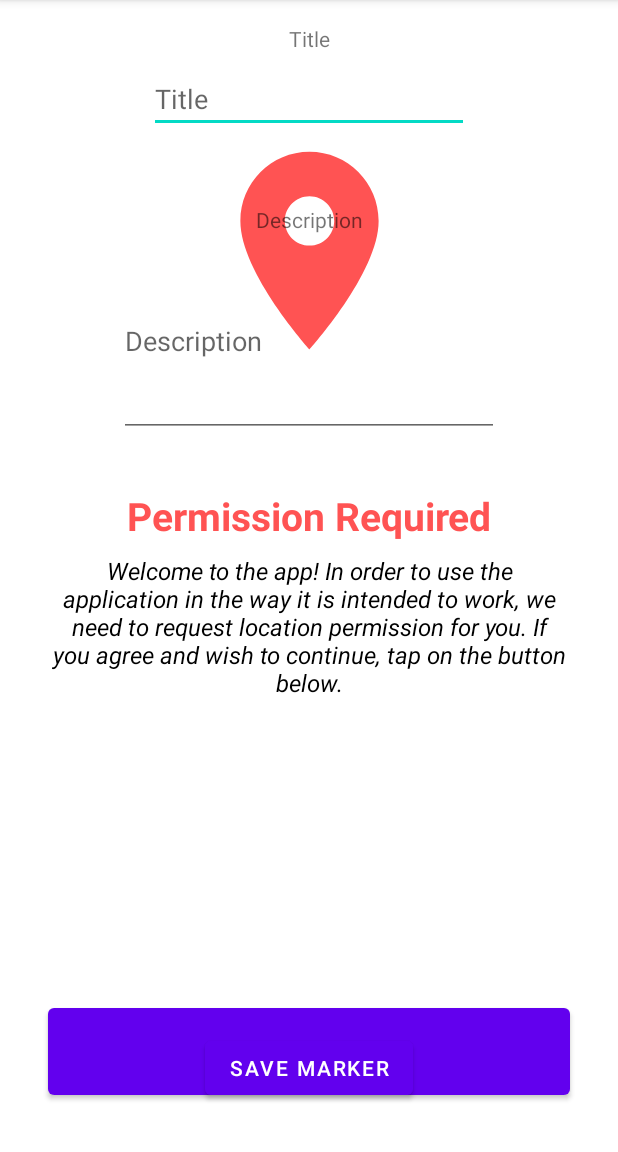
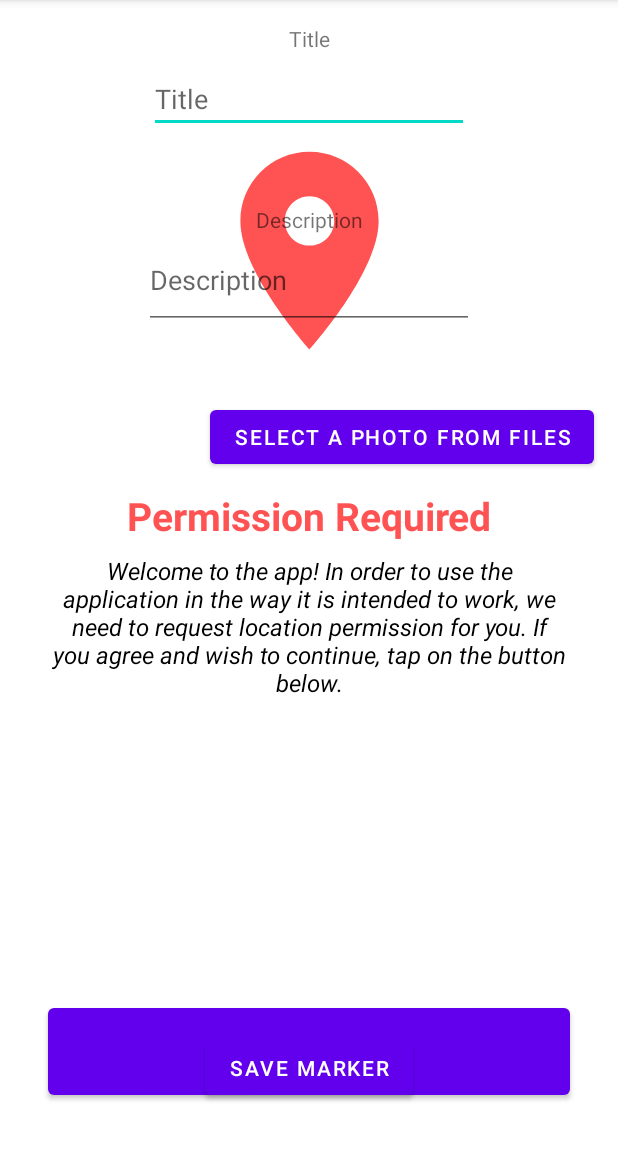
Before and after one commit to cosminbujac/LBS_app, an Android app: the fragment NewMarkerFragment placed in its activity, after a tap on "SAVE MARKER", on a phone screen of 412 x 824 dp, the part 84-1236 px from its top. Run offline under Robolectric (Android 15) with nearby library versions, the phone set to English and light mode, and no system bars; our stand-ins replace Firebase (no records; nobody signed in at launch, a user with empty details on screens opened directly), data binding; libraries missing offline, so code that uses them is left out: com.firebase.ui, com.vmadalin.easypermissions; 2 statements that could not run were skipped.

Commit message:
Add Image based on URI to CustomInfoWindow

```diff
--- a/app/src/main/AndroidManifest.xml
+++ b/app/src/main/AndroidManifest.xml
@@ -5,6 +5,8 @@
 
     <uses-permission android:name="android.permission.ACCESS_FINE_LOCATION" />
     <uses-permission android:name="android.permission.ACCESS_COARSE_LOCATION" />
+
+    <uses-permission android:name="android.permission.READ_EXTERNAL_STORAGE"/>
 
     <application
         android:allowBackup="true"
--- a/app/src/main/java/com/ubb/licenta/adapters/CustomInfoAdapter.kt
+++ b/app/src/main/java/com/ubb/licenta/adapters/CustomInfoAdapter.kt
@@ -2,7 +2,9 @@ package com.ubb.licenta.adapters
 
 import android.app.Activity
 import android.content.Context
+import android.net.Uri
 import android.view.View
+import android.widget.ImageView
 import android.widget.TextView
 import com.google.android.gms.maps.GoogleMap
 import com.google.android.gms.maps.model.Marker
@@ -35,6 +37,9 @@ class CustomInfoAdapter(context: Context):GoogleMap.InfoWindowAdapter {
         val descriptionTextView = contentView.findViewById<TextView>(R.id.description_textView)
         descriptionTextView.text = description
 
+        val markerImageView = contentView.findViewById<ImageView>(R.id.marker_imageView)
+        markerImageView.setImageURI(Uri.parse(marker!!.tag.toString()))
+
         //change image view as well
 
     }
--- a/app/src/main/java/com/ubb/licenta/fragments/NewMarkerFragment.kt
+++ b/app/src/main/java/com/ubb/licenta/fragments/NewMarkerFragment.kt
@@ -1,11 +1,17 @@
 package com.ubb.licenta.fragments
 
+import android.app.Activity
+import android.content.Intent
+import android.net.Uri
 import android.os.Bundle
+import android.provider.MediaStore
 import androidx.fragment.app.Fragment
 import android.view.LayoutInflater
 import android.view.View
 import android.view.ViewGroup
+import android.widget.ImageView
 import android.widget.Toast
+import androidx.core.content.FileProvider
 import androidx.navigation.fragment.findNavController
 import androidx.navigation.fragment.navArgs
 import com.google.android.gms.maps.model.BitmapDescriptorFactory
@@ -14,13 +20,16 @@ import com.google.android.gms.maps.model.Marker
 import com.google.android.gms.maps.model.MarkerOptions
 import com.ubb.licenta.R
 import com.ubb.licenta.databinding.FragmentNewMarkerBinding
-
+import com.ubb.licenta.utils.Constants.IMAGE_REQUEST_CODE
 
 
 class NewMarkerFragment : Fragment() {
 
     private var _binding :FragmentNewMarkerBinding? = null
     private val binding get() =_binding!!
+
+    //private lateinit var imageView:ImageView
+    private var imageURI:Uri? = null
 
 
 
@@ -40,25 +49,46 @@ class NewMarkerFragment : Fragment() {
     override fun onViewCreated(view: View, savedInstanceState: Bundle?) {
         super.onViewCreated(view, savedInstanceState)
         val position = NewMarkerFragmentArgs.fromBundle(arguments!!).latLng
+        binding.selectFromFiles.setOnClickListener {
+            openGalleryForImage()
+        }
 
         binding.saveMarkerButton.setOnClickListener {
-
+            var message = ""
             val title = binding.addTitleEditText.text.toString()
             val description = binding.addDescriptionEditText.text.toString()
+
+            if(imageURI == null)
+                message = message.plus("You need to upload an image!\n")
             if(title.isEmpty() || description.isEmpty()){
-                Toast.makeText(activity,"Fields cannot be empty!",Toast.LENGTH_LONG).show()
-                val action = NewMarkerFragmentDirections.actionNewMarkerFragmentToMapsFragment(null)
-                findNavController().navigate(action)
+                message = message.plus("Fields cannot be empty!")
             }
-            else{
+            if(message.isEmpty()){
                 val markerOptions = MarkerOptions()
                     .title(title)
                     .snippet(description)
                     .position(position)
                     .icon(BitmapDescriptorFactory.defaultMarker(BitmapDescriptorFactory.HUE_BLUE))
-                val action = NewMarkerFragmentDirections.actionNewMarkerFragmentToMapsFragment(markerOptions)
+                val action = NewMarkerFragmentDirections.actionNewMarkerFragmentToMapsFragment(markerOptions,imageURI)
                 findNavController().navigate(action)
+            }
+            else
+            {
+                Toast.makeText(activity,message,Toast.LENGTH_LONG).show()
             }
         }
     }
+
+    private fun openGalleryForImage() {
+        val intent = Intent(Intent.ACTION_PICK)
+        intent.type = "image/*"
+        startActivityForResult(intent, IMAGE_REQUEST_CODE)
+    }
+
+    override fun onActivityResult(requestCode: Int, resultCode: Int, data: Intent?) {
+        super.onActivityResult(requestCode, resultCode, data)
+        if (resultCode == Activity.RESULT_OK && requestCode == IMAGE_REQUEST_CODE){
+            imageURI = data?.data // handle chosen image
+        }
+    }
 }
--- a/app/src/main/java/com/ubb/licenta/utils/Constants.kt
+++ b/app/src/main/java/com/ubb/licenta/utils/Constants.kt
@@ -2,4 +2,5 @@ package com.ubb.licenta.utils
 
 object Constants {
     const val PERMISSION_LOCATION_REQUEST_CODE = 1
+    const val IMAGE_REQUEST_CODE =2
 }
--- a/app/src/main/res/layout/custom_info_window.xml
+++ b/app/src/main/res/layout/custom_info_window.xml
@@ -8,7 +8,7 @@
     >
 
     <ImageView
-        android:id="@+id/imageView3"
+        android:id="@+id/marker_imageView"
         android:layout_width="100dp"
         android:layout_height="100dp"
         app:layout_constraintBottom_toBottomOf="parent"
@@ -32,7 +32,7 @@
         android:textSize="16sp"
         app:layout_constraintEnd_toEndOf="parent"
         app:layout_constraintHorizontal_bias="0.0"
-        app:layout_constraintStart_toEndOf="@+id/imageView3"
+        app:layout_constraintStart_toEndOf="@+id/marker_imageView"
         app:layout_constraintTop_toTopOf="parent" />
 
     <TextView
@@ -49,7 +49,7 @@
         app:layout_constraintBottom_toBottomOf="parent"
         app:layout_constraintEnd_toEndOf="parent"
         app:layout_constraintHorizontal_bias="0.0"
-        app:layout_constraintStart_toEndOf="@+id/imageView3"
+        app:layout_constraintStart_toEndOf="@+id/marker_imageView"
         app:layout_constraintTop_toBottomOf="@+id/title_textView"
         app:layout_constraintVertical_bias="0.0" />
 </androidx.constraintlayout.widget.ConstraintLayout>
--- a/app/src/main/res/layout/fragment_new_marker.xml
+++ b/app/src/main/res/layout/fragment_new_marker.xml
@@ -43,18 +43,6 @@
             app:layout_constraintStart_toStartOf="parent"
             app:layout_constraintTop_toBottomOf="@+id/addTitle_editText" />
 
-        <EditText
-            android:id="@+id/addDescription_editText"
-            android:layout_width="253dp"
-            android:layout_height="127dp"
-            android:layout_marginTop="8dp"
-            android:ems="10"
-            android:inputType="textPersonName"
-            android:hint="@string/description"
-            app:layout_constraintEnd_toEndOf="parent"
-            app:layout_constraintStart_toStartOf="parent"
-            app:layout_constraintTop_toBottomOf="@+id/addDescription_textView" />
-
         <Button
             android:id="@+id/saveMarker_button"
             android:layout_width="wrap_content"
@@ -64,5 +52,28 @@
             app:layout_constraintBottom_toBottomOf="parent"
             app:layout_constraintEnd_toEndOf="parent"
             app:layout_constraintStart_toStartOf="parent" />
+
+        <EditText
+            android:id="@+id/addDescription_editText"
+            android:layout_width="220dp"
+            android:layout_height="55dp"
+            android:layout_marginTop="8dp"
+            android:ems="10"
+            android:hint="@string/description"
+            android:gravity="start|top"
+            android:inputType="textMultiLine"
+            app:layout_constraintEnd_toEndOf="parent"
+            app:layout_constraintStart_toStartOf="parent"
+            app:layout_constraintTop_toBottomOf="@+id/addDescription_textView" />
+
+        <Button
+            android:id="@+id/select_from_files"
+            android:layout_width="wrap_content"
+            android:layout_height="wrap_content"
+            android:layout_marginTop="48dp"
+            android:layout_marginEnd="16dp"
+            android:text="@string/select_from_files"
+            app:layout_constraintEnd_toEndOf="parent"
+            app:layout_constraintTop_toBottomOf="@+id/addDescription_editText" />
     </androidx.constraintlayout.widget.ConstraintLayout>
 </layout>
--- a/app/src/main/res/navigation/nav_graph.xml
+++ b/app/src/main/res/navigation/nav_graph.xml
@@ -60,6 +60,11 @@
             app:argType="com.google.android.gms.maps.model.MarkerOptions"
             app:nullable="true"
             android:defaultValue="@null" />
+        <argument
+            android:name="MarkerImageUri"
+            app:argType="android.net.Uri"
+            app:nullable="true"
+            android:defaultValue="@null"/>
     </fragment>
     <fragment
         android:id="@+id/newMarkerFragment"
@@ -74,6 +79,10 @@
                 android:name="MarkerOptions"
                 app:argType="com.google.android.gms.maps.model.MarkerOptions"
                 app:nullable="true" />
+            <argument
+                android:name="MarkerImageUri"
+                app:argType="android.net.Uri"
+                app:nullable="true"/>
 
         </action>
         <argument
--- a/app/src/main/res/values/strings.xml
+++ b/app/src/main/res/values/strings.xml
@@ -13,5 +13,7 @@
     <string name="description">Description</string>
     <string name="save_marker">Save Marker</string>
     <string name="add_marker">Add Marker</string>
+    <string name="take_a_photo">Take a Photo</string>
+    <string name="select_from_files">Select A Photo From Files</string>
 
 </resources>
```
Also changed, not shown: app/src/main/java/com/ubb/licenta/fragments/MapsFragment.kt (+8 -2 lines).
